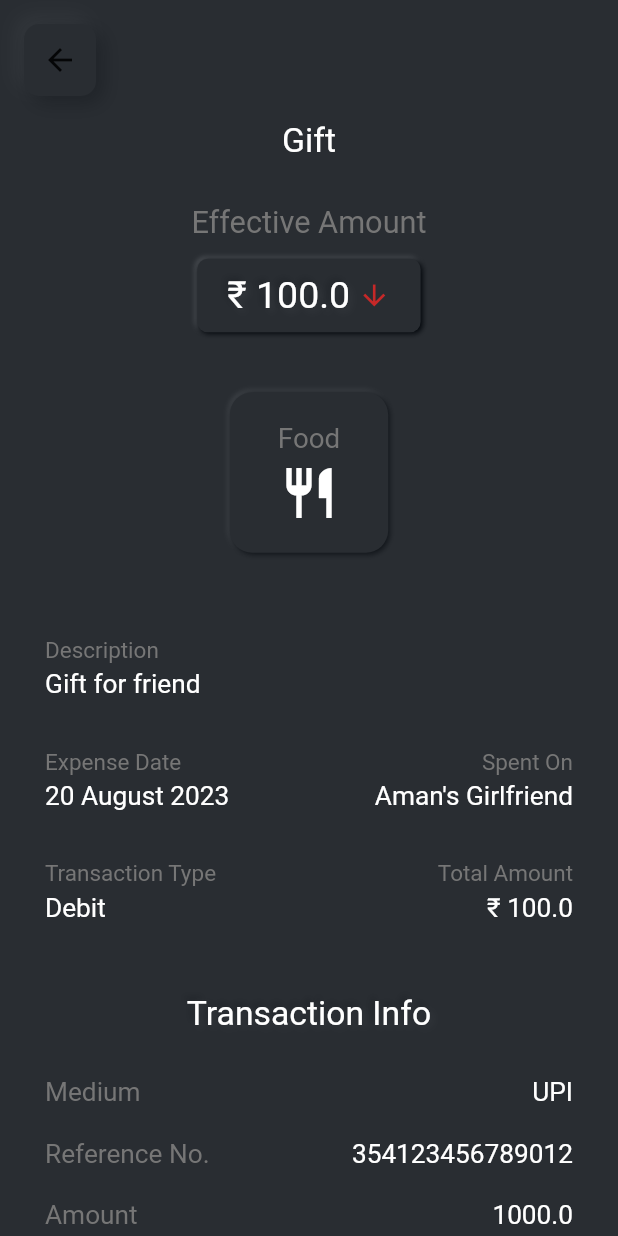
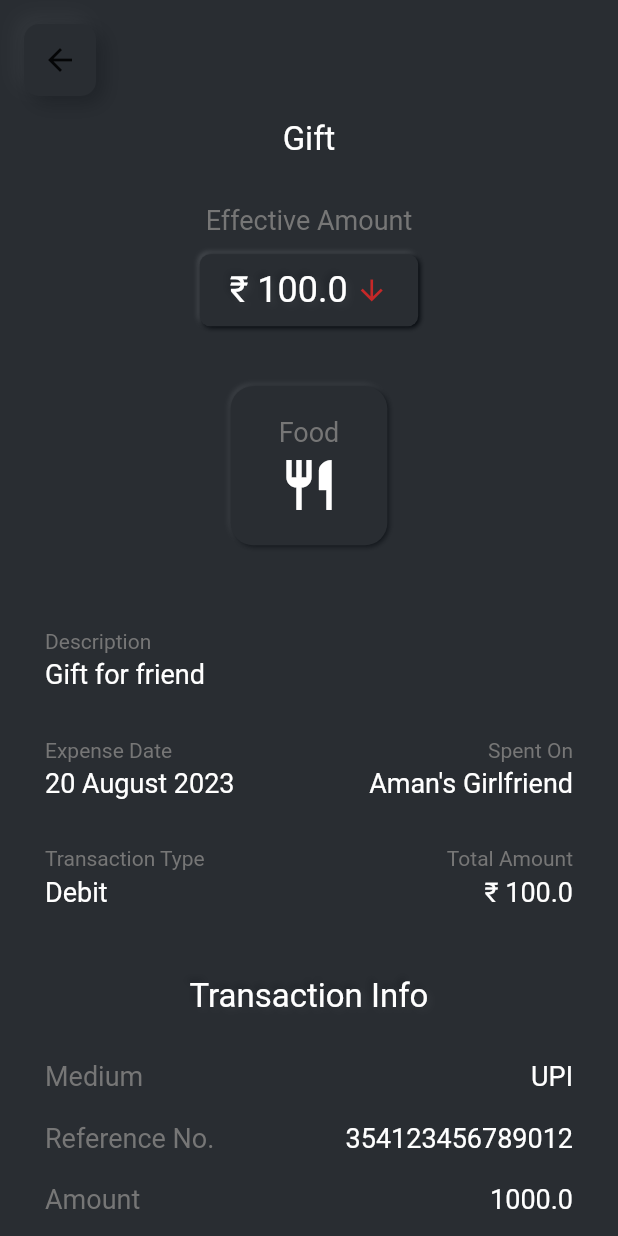
Before and after one commit to AyushAgrawal25/expense_tracker, a Flutter app: the ExpenseTile widget shown alone on an empty page, opened directly with sample values from the repository, after a tap on "Gift", on a phone screen of 412 x 824 dp. Run offline on Flutter 3.47's test engine with Material 2 defaults, Android fonts, the phone set to English and light mode, and no system bars; drawn by our look-alikes of clay_containers; our stand-ins replace logger, permission_handler; missing offline and left inert: flutter_sms_inbox, sqfentity, sqfentity_gen; statements that could not run were skipped.

Commit message:
NeuContainer and generalization
[changes]

`NeuContainer` added
replaced every `Text` to `InfoText` and `ClayContainer` to` NeuContainer`
added some constant variable for textSize in AppTheme

```diff
--- a/lib/UserInterface/Pages/Expense/expense_page.dart
+++ b/lib/UserInterface/Pages/Expense/expense_page.dart
@@ -1,9 +1,9 @@
 import 'package:expense_tracker/Models/transaction_data.dart';
 import 'package:expense_tracker/UserInterface/Widgets/AppSpecific/category_badge.dart';
+import 'package:expense_tracker/UserInterface/Widgets/Container/neu_container.dart';
 import 'package:expense_tracker/UserInterface/Widgets/Texts/info_text.dart';
 import 'package:expense_tracker/UserInterface/Widgets/Texts/neu_text.dart';
 import 'package:flutter/material.dart';
-import 'package:clay_containers/clay_containers.dart';
 import 'package:expense_tracker/Models/sms_transaction_data.dart';
 import 'package:expense_tracker/UserInterface/Theme/AppTheme.dart';
 import 'package:expense_tracker/UserInterface/Widgets/AppSpecific/transaction_details_item.dart';
@@ -39,7 +39,7 @@ class _ExpensePageState extends State<ExpensePage> {
               InfoText(
                 widget.expense.title,
                 color: AppTheme.textColor,
-                fontSize: 22.5,
+                fontSize: AppTheme.sh5,
               ),
               const SizedBox(
                 height: 30,
@@ -47,16 +47,15 @@ class _ExpensePageState extends State<ExpensePage> {
               const InfoText(
                 'Effective Amount',
                 color: AppTheme.tertiaryTextColor,
-                fontSize: 20.5,
+                fontSize: AppTheme.mediumText,
               ),
               const SizedBox(
                 height: 12.5,
               ),
-              ClayContainer(
-                borderRadius: 7,
+              NeuContainer(
+                radius: 7,
                 depth: 40,
                 spread: 1,
-                color: AppTheme.themeColor,
                 child: Padding(
                   padding: const EdgeInsets.symmetric(
                       horizontal: 20.0, vertical: 10.0),
@@ -66,7 +65,7 @@ class _ExpensePageState extends State<ExpensePage> {
                       NeuText(
                         '₹ ${widget.expense.effectiveAmount.toString()}',
                         emboss: true,
-                        size: 25,
+                        size: AppTheme.sh4,
                         depth: 10,
                         spread: 5,
                         textColor: AppTheme.textColor,
@@ -82,9 +81,9 @@ class _ExpensePageState extends State<ExpensePage> {
                             : Icons.arrow_downward,
                         color: (widget.expense.transactionType ==
                                 TransactionType.credit)
-                            ? Colors.green[800]
-                            : Colors.red[800],
-                        size: 22,
+                            ? AppTheme.successGreen
+                            : AppTheme.errorRed,
+                        size: AppTheme.sh5,
                       ),
                     ],
                   ),
@@ -102,7 +101,7 @@ class _ExpensePageState extends State<ExpensePage> {
                 categoryName: InfoText(
                   'Food',
                   color: AppTheme.tertiaryTextColor,
-                  fontSize: 18.5,
+                  fontSize: AppTheme.mediumText,
                 ),
               ),
               const SizedBox(
@@ -167,7 +166,7 @@ class _ExpensePageState extends State<ExpensePage> {
                     child: NeuText(
                       "Transaction Info",
                       emboss: true,
-                      size: 22.5,
+                      size: AppTheme.sh5,
                       depth: 10,
                       spread: 5,
                       textColor: AppTheme.textColor,
@@ -219,13 +218,13 @@ class _ExpensePageState extends State<ExpensePage> {
           InfoText(
             label,
             color: AppTheme.tertiaryTextColor,
-            fontSize: 17.5,
+            fontSize: AppTheme.mediumText,
           ),
           const Spacer(),
           InfoText(
             value,
             color: AppTheme.textColor,
-            fontSize: 17.5,
+            fontSize: AppTheme.mediumText,
           ),
         ],
       ),
--- a/lib/UserInterface/Pages/Expense/expense_tile.dart
+++ b/lib/UserInterface/Pages/Expense/expense_tile.dart
@@ -2,6 +2,8 @@ import 'package:expense_tracker/Models/expense_data.dart';
 import 'package:expense_tracker/Models/transaction_data.dart';
 import 'package:expense_tracker/UserInterface/Pages/Expense/expense_page.dart';
 import 'package:expense_tracker/UserInterface/Theme/AppTheme.dart';
+import 'package:expense_tracker/UserInterface/Widgets/Container/neu_container.dart';
+import 'package:expense_tracker/UserInterface/Widgets/Texts/info_text.dart';
 import 'package:expense_tracker/Utils/date_time_utils.dart';
 import 'package:flutter/material.dart';
 
@@ -28,26 +30,8 @@ class _ExpenseTileState extends State<ExpenseTile> {
           ),
         ));
       },
-      child: Container(
+      child: NeuContainer(
         margin: const EdgeInsets.symmetric(horizontal: 16, vertical: 8),
-        decoration: BoxDecoration(
-          color: AppTheme.themeColor,
-          boxShadow: [
-            BoxShadow(
-              color: Colors.white.withOpacity(0.05).withOpacity(0.03),
-              offset: const Offset(-10, -10),
-              spreadRadius: 0,
-              blurRadius: 10,
-            ),
-            BoxShadow(
-              color: Colors.black87.withOpacity(0.3),
-              offset: const Offset(10, 10),
-              spreadRadius: 0,
-              blurRadius: 10,
-            ),
-          ],
-          borderRadius: BorderRadius.circular(10),
-        ),
         child: Container(
           padding: const EdgeInsets.fromLTRB(16, 8, 16, 0),
           child: Column(
@@ -69,19 +53,16 @@ class _ExpenseTileState extends State<ExpenseTile> {
                       width: 10,
                     ),
                     Expanded(
-                      child: Text(
+                      child: InfoText(
                         widget.expense.title,
-                        style: const TextStyle(
-                            color: AppTheme.textColor, fontSize: 20),
                       ),
                     ),
                     const SizedBox(
                       width: 15,
                     ),
-                    Text(
+                    InfoText(
                       '₹ ${widget.expense.totalAmount.toString()}',
-                      style: const TextStyle(
-                          color: AppTheme.textColor, fontSize: 22),
+                      fontSize: AppTheme.sh5,
                     ),
                     Icon(
                       (widget.expense.transactionType == TransactionType.credit)
@@ -89,9 +70,9 @@ class _ExpenseTileState extends State<ExpenseTile> {
                           : Icons.arrow_downward,
                       color: (widget.expense.transactionType ==
                               TransactionType.credit)
-                          ? Colors.green[800]
-                          : Colors.red[800],
-                      size: 22,
+                          ? AppTheme.successGreen
+                          : AppTheme.errorRed,
+                      size: AppTheme.sh5,
                     )
                   ],
                 ),
@@ -104,14 +85,16 @@ class _ExpenseTileState extends State<ExpenseTile> {
                 child: Row(
                   children: [
                     Expanded(
-                        child: Text(
+                        child: InfoText(
                       DateTimeUtils.getLocaleDate(widget.expense.expenseDate),
-                      style: const TextStyle(color: AppTheme.tertiaryTextColor),
+                      color: AppTheme.tertiaryTextColor,
+                      fontSize: AppTheme.smallText,
                     )),
-                    Text(
+                    InfoText(
                       DateTimeUtils.getLocalTimeIn12HourFormat(
                           widget.expense.expenseDate),
-                      style: const TextStyle(color: AppTheme.tertiaryTextColor),
+                      color: AppTheme.tertiaryTextColor,
+                      fontSize: AppTheme.smallText,
                     ),
                   ],
                 ),
--- a/lib/UserInterface/Pages/Expense/total_expense.dart
+++ b/lib/UserInterface/Pages/Expense/total_expense.dart
@@ -1,4 +1,5 @@
 import 'package:expense_tracker/UserInterface/Theme/AppTheme.dart';
+import 'package:expense_tracker/UserInterface/Widgets/Texts/info_text.dart';
 import 'package:expense_tracker/Utils/date_time_utils.dart';
 import 'package:flutter/material.dart';
 import 'package:expense_tracker/UserInterface/Widgets/Dropdowns/custom_dropdown.dart';
@@ -32,12 +33,10 @@ class TotalExpense extends StatelessWidget {
               Row(
                 crossAxisAlignment: CrossAxisAlignment.start,
                 children: [
-                  const Text(
+                  const InfoText(
                     'Total Spend',
-                    style: TextStyle(
-                      color: AppTheme.tertiaryTextColor,
-                      fontSize: 18,
-                    ),
+                    color: AppTheme.tertiaryTextColor,
+                    fontSize: AppTheme.mediumText,
                   ),
                   const Spacer(),
                   NeomorphicDropdownButton(
@@ -51,12 +50,10 @@ class TotalExpense extends StatelessWidget {
               const SizedBox(
                 height: 5,
               ),
-              Text(
+              InfoText(
                 "₹ ${totalExpense.toStringAsFixed(2)}",
-                style: const TextStyle(
-                  color: AppTheme.textColor,
-                  fontSize: 38,
-                ),
+                color: AppTheme.textColor,
+                fontSize: AppTheme.h4,
               ),
             ],
           ),
--- a/lib/UserInterface/Pages/Home/home_page.dart
+++ b/lib/UserInterface/Pages/Home/home_page.dart
@@ -2,6 +2,7 @@ import 'package:expense_tracker/Models/expense_data.dart';
 import 'package:expense_tracker/Models/sms_transaction_data.dart';
 import 'package:expense_tracker/UserInterface/Pages/Loader/loader_page.dart';
 import 'package:expense_tracker/UserInterface/Theme/AppTheme.dart';
+import 'package:expense_tracker/UserInterface/Widgets/Texts/info_text.dart';
 import 'package:expense_tracker/Utils/date_time_utils.dart';
 import 'package:expense_tracker/Utils/logger_utils.dart';
 import 'package:expense_tracker/Utils/sms_transaction_utils.dart';
@@ -79,7 +80,7 @@ class _HomePageState extends State<HomePage> {
       backgroundColor: AppTheme.themeColor,
       appBar: AppBar(
         backgroundColor: AppTheme.themeColor,
-        title: const Text('Expense Tracker'),
+        title: const InfoText('Expense Tracker'),
       ),
       body: (isLoading)
           ? const LoaderPage()
--- a/lib/UserInterface/Theme/AppTheme.dart
+++ b/lib/UserInterface/Theme/AppTheme.dart
@@ -5,4 +5,18 @@ class AppTheme {
   static const Color secondaryTextColor = Color.fromARGB(255, 118, 118, 118);
   static const Color themeColor = Color.fromARGB(255, 41, 45, 50);
   static const Color tertiaryTextColor = Color.fromARGB(255, 118, 118, 118);
+  static const Color successGreen = Color.fromRGBO(46, 125, 50, 1);
+  static const Color errorRed = Color.fromRGBO(198, 40, 40, 1);
+  static const double h1 = 42;
+  static const double h2 = 40;
+  static const double h3 = 38;
+  static const double h4 = 36;
+  static const double h5 = 34;
+  static const double sh1 = 30;
+  static const double sh2 = 28;
+  static const double sh3 = 26;
+  static const double sh4 = 24;
+  static const double sh5 = 22;
+  static const double smallText = 14;
+  static const double mediumText = 18;
 }
--- a/lib/UserInterface/Widgets/AppSpecific/category_badge.dart
+++ b/lib/UserInterface/Widgets/AppSpecific/category_badge.dart
@@ -1,6 +1,5 @@
-import 'package:expense_tracker/UserInterface/Theme/AppTheme.dart';
+import 'package:expense_tracker/UserInterface/Widgets/Container/neu_container.dart';
 import 'package:flutter/material.dart';
-import 'package:clay_containers/clay_containers.dart';
 
 class CategoryBadge extends StatelessWidget {
   const CategoryBadge(
@@ -11,11 +10,10 @@ class CategoryBadge extends StatelessWidget {
 
   @override
   Widget build(BuildContext context) {
-    return ClayContainer(
-      color: AppTheme.themeColor,
+    return NeuContainer(
       depth: 25,
       spread: 1,
-      borderRadius: 15,
+      radius: 15,
       child: Padding(
         padding: const EdgeInsets.symmetric(horizontal: 32.0, vertical: 20.0),
         child: Column(
--- a/lib/UserInterface/Widgets/AppSpecific/transaction_details_item.dart
+++ b/lib/UserInterface/Widgets/AppSpecific/transaction_details_item.dart
@@ -24,7 +24,7 @@ class TransactionDetailItem extends StatelessWidget {
         children: [
           InfoText(
             label,
-            fontSize: 15,
+            fontSize: AppTheme.smallText,
             color: AppTheme.tertiaryTextColor,
             textAlign: (alignment == CrossAxisAlignment.start)
                 ? TextAlign.left
@@ -35,7 +35,7 @@ class TransactionDetailItem extends StatelessWidget {
           ),
           InfoText(
             value,
-            fontSize: 17.5,
+            fontSize: AppTheme.mediumText,
             color: AppTheme.textColor,
             textAlign: (alignment == CrossAxisAlignment.start)
                 ? TextAlign.left
--- /dev/null
+++ b/lib/UserInterface/Widgets/Container/neu_container.dart
@@ -0,0 +1,48 @@
+import 'package:flutter/material.dart';
+import 'package:expense_tracker/UserInterface/Theme/AppTheme.dart';
+import 'package:clay_containers/clay_containers.dart';
+
+class NeuContainer extends StatefulWidget {
+  const NeuContainer({
+    super.key,
+    required this.child,
+    this.margin,
+    this.width,
+    this.height,
+    this.spread = 3,
+    this.depth = 20,
+    this.emboss = false,
+    this.radius = 10,
+  });
+
+  final Widget child;
+  final EdgeInsetsGeometry? margin;
+  final double? width;
+  final double? height;
+  final double spread;
+  final int depth;
+  final bool emboss;
+  final double radius;
+
+  @override
+  State<NeuContainer> createState() => _NeuContainerState();
+}
+
+class _NeuContainerState extends State<NeuContainer> {
+  @override
+  Widget build(BuildContext context) {
+    return Container(
+      margin: widget.margin ?? const EdgeInsets.all(0),
+      child: ClayContainer(
+        emboss: widget.emboss,
+        width: widget.width,
+        height: widget.height,
+        spread: widget.spread,
+        depth: widget.depth,
+        borderRadius: widget.radius,
+        color: AppTheme.themeColor,
+        child: widget.child,
+      ),
+    );
+  }
+}
--- a/lib/UserInterface/Widgets/Dropdowns/custom_dropdown.dart
+++ b/lib/UserInterface/Widgets/Dropdowns/custom_dropdown.dart
@@ -32,7 +32,8 @@ class _NeomorphicDropdownButtonState extends State<NeomorphicDropdownButton> {
     return ClayContainer(
       color: AppTheme.themeColor,
       borderRadius: 10,
-      depth: 5,
+      depth: 10,
+      spread: 5,
       emboss: true,
       child: Container(
         width: 85,
```
